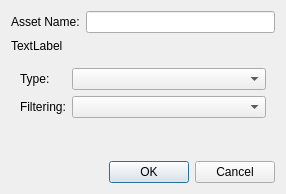
Above: Editor/src/Dialogs/DlgAssetProperties.ui from GameOverture/HarmonyEngine before the change. Below: the same form after it.
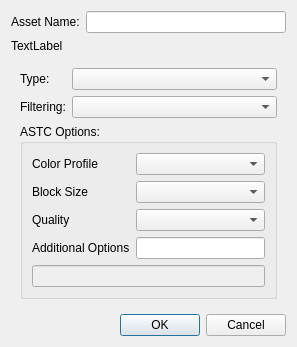
That is the form after the change. The open tabs and pages were chosen to show the change.

Commit message: ASTC (texture compression) WIP

What changed in the file:
```diff
--- a/Editor/src/Dialogs/DlgAssetProperties.ui
+++ b/Editor/src/Dialogs/DlgAssetProperties.ui
@@ -6,8 +6,8 @@
    <rect>
     <x>0</x>
     <y>0</y>
-    <width>270</width>
-    <height>185</height>
+    <width>297</width>
+    <height>327</height>
    </rect>
   </property>
   <property name="windowTitle">
@@ -38,24 +38,11 @@
    <item>
     <widget class="QStackedWidget" name="stackedAssetType">
      <property name="currentIndex">
-      <number>2</number>
+      <number>1</number>
      </property>
      <widget class="QWidget" name="page"/>
      <widget class="QWidget" name="atlasPage">
       <layout class="QFormLayout" name="formLayout">
-       <item row="1" column="1">
-        <widget class="QComboBox" name="cmbTextureFiltering"/>
-       </item>
-       <item row="1" column="0">
-        <widget class="QLabel" name="label_2">
-         <property name="text">
-          <string>Filtering:</string>
-         </property>
-        </widget>
-       </item>
-       <item row="0" column="1">
-        <widget class="QComboBox" name="cmbTextureType"/>
-       </item>
        <item row="0" column="0">
         <widget class="QLabel" name="label_3">
          <property name="text">
@@ -63,6 +50,75 @@
          </property>
         </widget>
        </item>
+       <item row="0" column="1">
+        <widget class="QComboBox" name="cmbTextureType"/>
+       </item>
+       <item row="1" column="0">
+        <widget class="QLabel" name="label_2">
+         <property name="text">
+          <string>Filtering:</string>
+         </property>
+        </widget>
+       </item>
+       <item row="1" column="1">
+        <widget class="QComboBox" name="cmbTextureFiltering"/>
+       </item>
+       <item row="2" column="0" colspan="2">
+        <widget class="QGroupBox" name="grpAstcOptions">
+         <property name="title">
+          <string>ASTC Options:</string>
+         </property>
+         <layout class="QFormLayout" name="formLayout_2">
+          <item row="0" column="0">
+           <widget class="QLabel" name="label_4">
+            <property name="text">
+             <string>Color Profile</string>
+            </property>
+           </widget>
+          </item>
+          <item row="0" column="1">
+           <widget class="QComboBox" name="cmbColorProfile"/>
+          </item>
+          <item row="1" column="0">
+           <widget class="QLabel" name="label_5">
+            <property name="text">
+             <string>Block Size</string>
+            </property>
+           </widget>
+          </item>
+          <item row="2" column="0">
+           <widget class="QLabel" name="label_6">
+            <property name="text">
+             <string>Quality</string>
+            </property>
+           </widget>
+          </item>
+          <item row="1" column="1">
+           <widget class="QComboBox" name="cmbBlockSize"/>
+          </item>
+          <item row="2" column="1">
+           <widget class="QComboBox" name="cmbQuality"/>
+          </item>
+          <item row="3" column="0">
+           <widget class="QLabel" name="label_7">
+            <property name="text">
+             <string>Additional Options</string>
+            </property>
+           </widget>
+          </item>
+          <item row="3" column="1">
+           <widget class="QLineEdit" name="txtOptions"/>
+          </item>
+          <item row="4" column="0" colspan="2">
+           <widget class="QLineEdit" name="txtFullCommand">
+            <property name="enabled">
+             <bool>false</bool>
+            </property>
+           </widget>
+          </item>
+         </layout>
+        </widget>
+       </item>
       </layout>
      </widget>
      <widget class="QWidget" name="page_2"/>
```
The commit also changes 14 other files.
